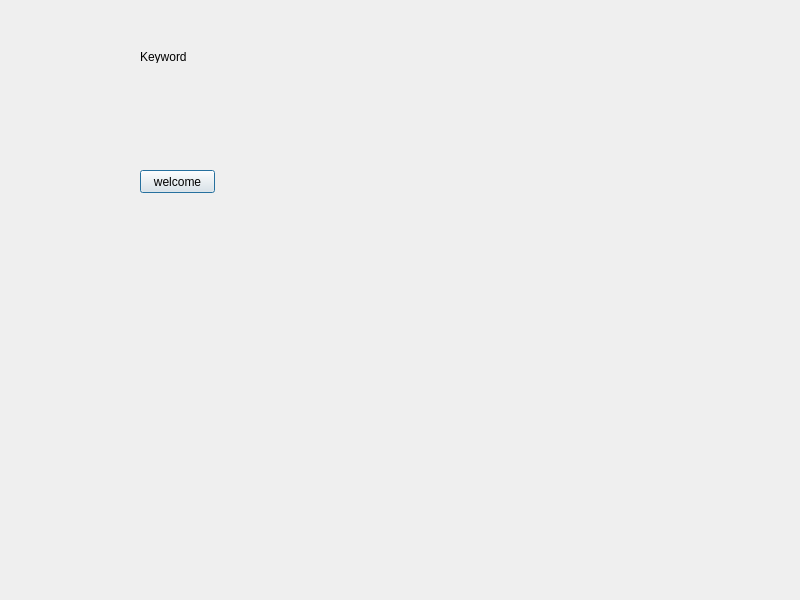
Above: info_silo/UI/keyword_manager.ui from austinschaaf1/455_final before the change. Below: the same form after it.
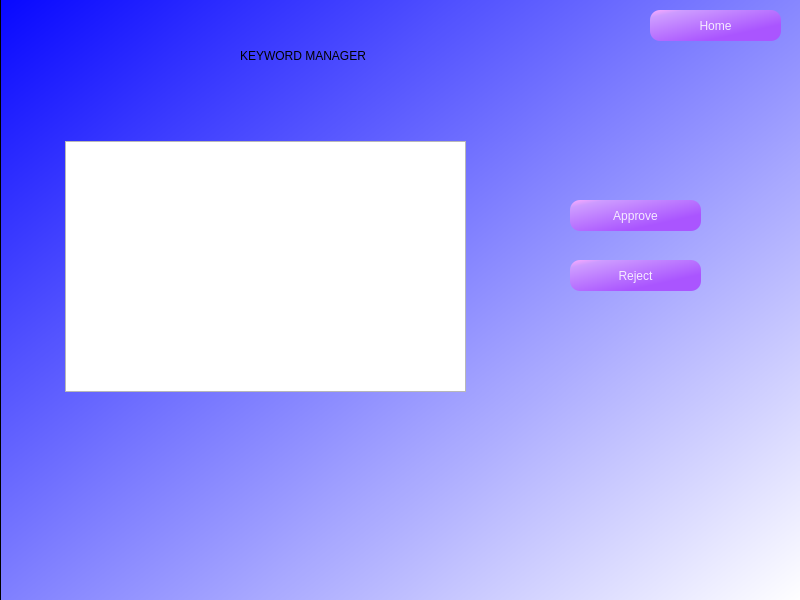
That is the form after the change.

Diff of the .ui file:
```diff
--- a/info_silo/UI/keyword_manager.ui
+++ b/info_silo/UI/keyword_manager.ui
@@ -25,31 +25,116 @@
   <property name="windowTitle">
    <string>Dialog</string>
   </property>
-  <widget class="QLabel" name="label">
+  <widget class="QFrame" name="frame">
    <property name="geometry">
     <rect>
-     <x>140</x>
-     <y>50</y>
-     <width>47</width>
-     <height>13</height>
+     <x>0</x>
+     <y>-40</y>
+     <width>801</width>
+     <height>641</height>
     </rect>
    </property>
-   <property name="text">
-    <string>Keyword</string>
+   <property name="styleSheet">
+    <string notr="true">QFrame{
+	background-color:qlineargradient(spread:pad, x1:0, y1:0, x2:1, y2:1, stop:0 rgba(0, 0, 255, 255), stop:1 rgba(255, 255, 255, 255));
+}</string>
    </property>
-  </widget>
-  <widget class="QPushButton" name="Welcome">
-   <property name="geometry">
-    <rect>
-     <x>140</x>
-     <y>170</y>
-     <width>75</width>
-     <height>23</height>
-    </rect>
+   <property name="frameShape">
+    <enum>QFrame::StyledPanel</enum>
    </property>
-   <property name="text">
-    <string>welcome</string>
+   <property name="frameShadow">
+    <enum>QFrame::Raised</enum>
    </property>
+   <widget class="QPushButton" name="homeButton">
+    <property name="geometry">
+     <rect>
+      <x>650</x>
+      <y>50</y>
+      <width>131</width>
+      <height>31</height>
+     </rect>
+    </property>
+    <property name="styleSheet">
+     <string notr="true">QPushButton{
+	background-color: qlineargradient(spread:pad, x1:0, y1:0, x2:0.813, y2:0.880455, stop:0 rgba(255, 170, 255, 255), stop:0.153409 rgba(205, 156, 255, 255), stop:0.852273 rgba(170, 85, 255, 255));
+	color: rgb(245, 235, 255);
+	border-radius: 10px;
+}</string>
+    </property>
+    <property name="text">
+     <string>Home</string>
+    </property>
+   </widget>
+   <widget class="QLabel" name="label">
+    <property name="geometry">
+     <rect>
+      <x>240</x>
+      <y>40</y>
+      <width>251</width>
+      <height>111</height>
+     </rect>
+    </property>
+    <property name="styleSheet">
+     <string notr="true">background: none;</string>
+    </property>
+    <property name="text">
+     <string>KEYWORD MANAGER</string>
+    </property>
+   </widget>
+   <widget class="QPushButton" name="rejectButton">
+    <property name="geometry">
+     <rect>
+      <x>570</x>
+      <y>300</y>
+      <width>131</width>
+      <height>31</height>
+     </rect>
+    </property>
+    <property name="styleSheet">
+     <string notr="true">QPushButton{
+	background-color: qlineargradient(spread:pad, x1:0, y1:0, x2:0.813, y2:0.880455, stop:0 rgba(255, 170, 255, 255), stop:0.153409 rgba(205, 156, 255, 255), stop:0.852273 rgba(170, 85, 255, 255));
+	color: rgb(245, 235, 255);
+	border-radius: 10px;
+}</string>
+    </property>
+    <property name="text">
+     <string>Reject</string>
+    </property>
+   </widget>
+   <widget class="QPushButton" name="approveButton">
+    <property name="geometry">
+     <rect>
+      <x>570</x>
+      <y>240</y>
+      <width>131</width>
+      <height>31</height>
+     </rect>
+    </property>
+    <property name="styleSheet">
+     <string notr="true">QPushButton{
+	background-color: qlineargradient(spread:pad, x1:0, y1:0, x2:0.813, y2:0.880455, stop:0 rgba(255, 170, 255, 255), stop:0.153409 rgba(205, 156, 255, 255), stop:0.852273 rgba(170, 85, 255, 255));
+	color: rgb(245, 235, 255);
+	border-radius: 10px;
+}</string>
+    </property>
+    <property name="text">
+     <string>Approve</string>
+    </property>
+   </widget>
+   <widget class="QListWidget" name="keywordList">
+    <property name="geometry">
+     <rect>
+      <x>65</x>
+      <y>181</y>
+      <width>401</width>
+      <height>251</height>
+     </rect>
+    </property>
+    <property name="styleSheet">
+     <string notr="true">background: none; 
+font: 24pt &quot;.AppleSystemUIFont&quot;;</string>
+    </property>
+   </widget>
   </widget>
  </widget>
  <resources/>
```
